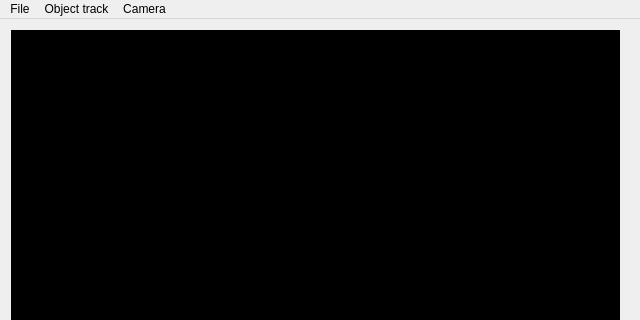
fedotovav/positioning_system, file gui/ui/gui.ui: the form before one commit; both pictures show x 0 to 640 and y 0 to 320 of the 640 by 480 pixel window.
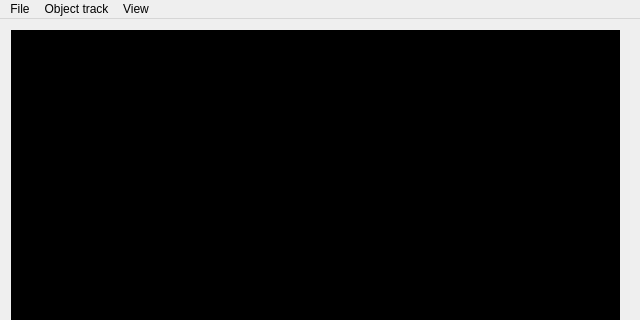
The form after the commit.

```diff
--- a/gui/ui/gui.ui
+++ b/gui/ui/gui.ui
@@ -92,23 +92,23 @@
     <addaction name="ot_show_track"/>
     <addaction name="ot_show_mesh"/>
    </widget>
-   <widget class="QMenu" name="camera_menu">
-    <property name="title">
-     <string>Camera</string>
-    </property>
-    <addaction name="camera_settings"/>
-    <addaction name="store_settings"/>
-   </widget>
-   <widget class="QMenu" name="menu_2">
+   <widget class="QMenu" name="file_menu">
     <property name="title">
      <string>File</string>
     </property>
     <addaction name="f_import_settings"/>
     <addaction name="f_export_settings"/>
    </widget>
-   <addaction name="menu_2"/>
+   <widget class="QMenu" name="view_menu">
+    <property name="title">
+     <string>View</string>
+    </property>
+    <addaction name="v_show_track"/>
+    <addaction name="v_show_mesh"/>
+   </widget>
+   <addaction name="file_menu"/>
    <addaction name="object_track_settings"/>
-   <addaction name="camera_menu"/>
+   <addaction name="view_menu"/>
   </widget>
   <action name="actionParameters">
    <property name="text">
```
Left out of the diff: 43 changed lines with no effect on the pictures.
